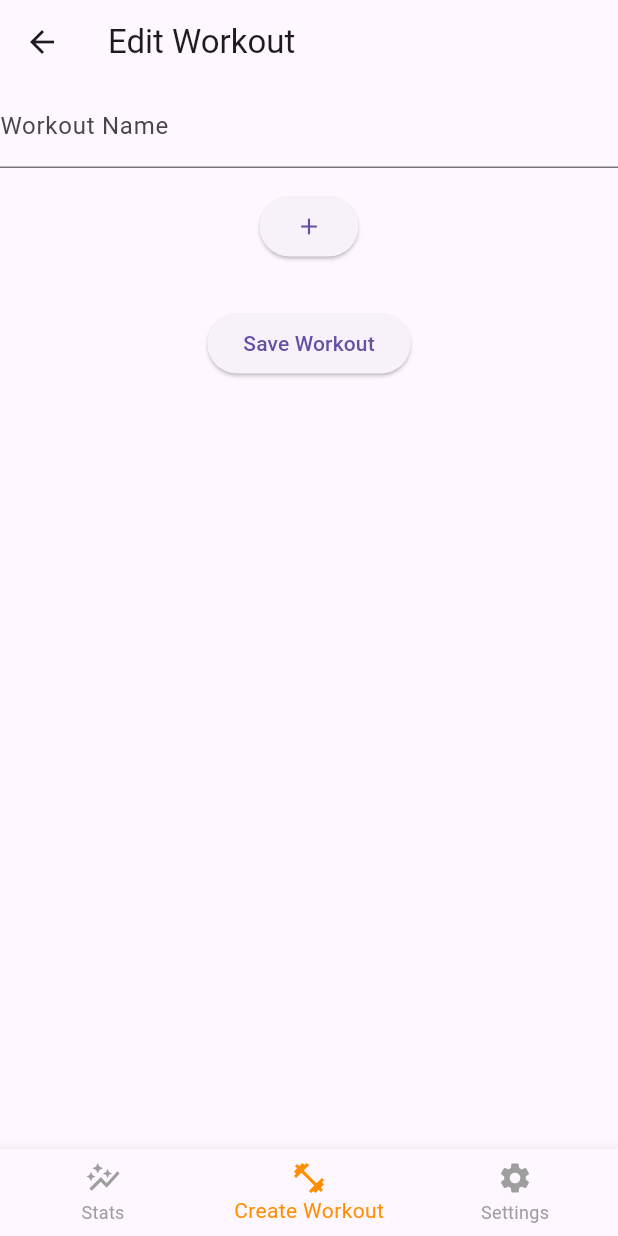
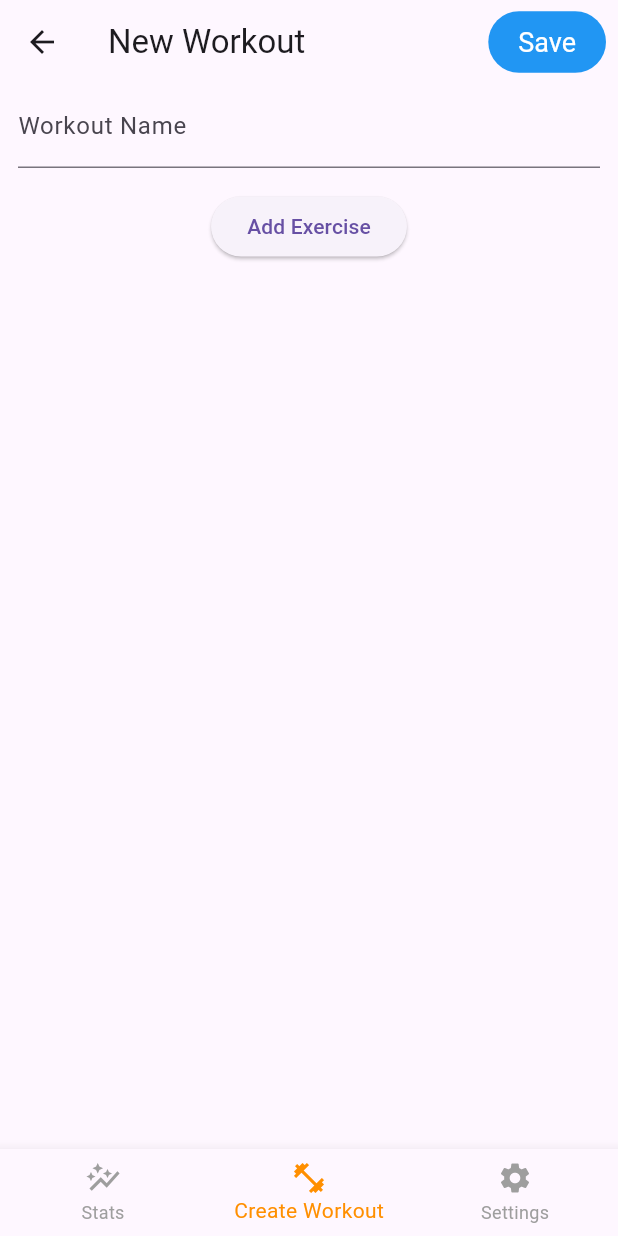
Before and after one commit to Ameer-Mushani/Delta-Gains, a Flutter app: the EditWorkoutPage screen opened by its route, on a phone screen of 412 x 824 dp. Run offline on Flutter 3.47's test engine with Material 3 defaults, Android fonts, the phone set to English and light mode, and no system bars; our stand-ins replace expansion_tile_card, fl_chart, table_calendar.

Commit message:
modified edit page

```diff
--- a/lib/edit_workout.dart
+++ b/lib/edit_workout.dart
@@ -51,6 +51,67 @@ class _EditWorkoutPageState extends State<EditWorkoutPage> {
     });
   }
 
+// Method to create the Save Workout TextButton with an icon, text, and pill shape for AppBar with padding
+  Widget _saveWorkoutButton() {
+    return Padding(
+      padding: EdgeInsets.only(right: 8.0),
+      child: TextButton(
+        onPressed: () {
+          Navigator.popUntil(context, ModalRoute.withName('/createWorkout'));
+          _formKey.currentState?.save();
+          Workout newWorkout = Workout(workoutName, exercises, DateTime.now());
+          Provider.of<WorkoutProvider>(context, listen: false).addWorkout(newWorkout);
+          showDialog(
+            context: context,
+            builder: (BuildContext context) {
+              return AlertDialog(
+                title: Text('Success!'),
+                content: Column(
+                  mainAxisSize: MainAxisSize.min,
+                  children: [
+                    Icon(Icons.check_circle, color: Colors.green, size: 75), // Larger checkmark icon
+                    Padding(
+                      padding: EdgeInsets.only(top: 16.0),
+                      child: Text('Workout saved successfully!', textAlign: TextAlign.center), // Centered text
+                    ),
+                  ],
+                ),
+                actions: <Widget>[
+                  TextButton(
+                    child: Text('OK'),
+                    onPressed: () {
+                      Navigator.of(context).pop(); // Close the dialog
+                    },
+                  ),
+                ],
+              );
+            },
+          );
+
+        },
+        style: TextButton.styleFrom(
+          primary: Colors.white,
+          textStyle: TextStyle(fontSize: 18),
+          padding: EdgeInsets.symmetric(horizontal: 20, vertical: 10),
+          shape: StadiumBorder(),
+          backgroundColor: Colors.blue,
+        ),
+        child: Row(
+          mainAxisSize: MainAxisSize.min,
+          children: <Widget>[
+            Text(
+              'Save',
+              style: TextStyle(
+                color: Colors.white, // Text color
+              ),
+            ),
+          ],
+        ),
+      ),
+    );
+  }
+
+
   @override
   Widget build(BuildContext context) {
     return GestureDetector(
@@ -58,12 +119,19 @@ class _EditWorkoutPageState extends State<EditWorkoutPage> {
         FocusManager.instance.primaryFocus?.unfocus();
       },
       child:  Scaffold(
-        appBar: AppBar(title: const Text('Edit Workout')),
+        appBar: AppBar(
+          title: const Text('New Workout'),
+          actions: [
+            _saveWorkoutButton(), // Add the Save Workout button here
+          ],
+        ),
         body: Consumer<WorkoutProvider>(
           builder: (context, workoutProvider, child) {
             return SingleChildScrollView(
               child: Form(
                 key: _formKey,
+                child: Padding(
+                  padding: EdgeInsets.symmetric(horizontal: 12.0),
                   child: Column(
                     children: [
                       TextFormField(
@@ -95,25 +163,11 @@ class _EditWorkoutPageState extends State<EditWorkoutPage> {
                       padding: const EdgeInsets.all(15),
                       child:  ElevatedButton(
                         onPressed: _addExercise,
-                        child: const Icon(Icons.add),
+                        child: const Text("Add Exercise"),
                       ),
                     ),
-                    Padding(
-                      padding: const EdgeInsets.all(15),
-                      child: ElevatedButton(
-                        onPressed: () {
-                          Navigator.popUntil(context, ModalRoute.withName('/createWorkout'));
-                          _formKey.currentState?.save();
-                          // Handle the saved workout and exercises here
-                          Workout newWorkout =  Workout(workoutName, exercises, DateTime.now());
-                          workoutProvider.addWorkout(newWorkout);
-
-                        },
-                        child: const Text('Save Workout'),
+                  ],
                 ),
-                    )
-
-                  ],
               ),
               ),
             );
@@ -148,7 +202,7 @@ class _ExerciseInputState extends State<ExerciseInput> {
   @override
   Widget build(BuildContext context) {
     return Padding(
-      padding: const EdgeInsets.symmetric(horizontal: 8.0, vertical: 4.0),
+      padding: const EdgeInsets.only(top: 10.0),
       child: ExpansionTileCard(
         expandedColor: Theme.of(context).colorScheme.secondaryContainer,
         baseColor: Theme.of(context).colorScheme.secondaryContainer,
```
Lines whose indentation alone changed are shown as unchanged.
